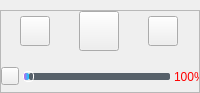
The window that VideoPlayer/customer/SystemTray.ui (huizhang556/pc-video-player) describes before a commit, drawn with Qt 5.
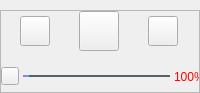
The same window after the commit. Icons and pictures are not drawn.

```diff
--- a/VideoPlayer/customer/SystemTray.ui
+++ b/VideoPlayer/customer/SystemTray.ui
@@ -19,6 +19,9 @@
   <property name="windowTitle">
    <string>Form</string>
   </property>
+  <property name="styleSheet">
+   <string notr="true"/>
+  </property>
   <layout class="QVBoxLayout" name="verticalLayout_3">
    <property name="spacing">
     <number>0</number>
@@ -189,9 +192,9 @@
              <string notr="true">/*整个进度条*/
 QSlider::groove:horizontal 
 {
-background:transparent;
-height: 7px;
-border-radius:3px;
+background-color: rgba(255,255,255,0.1);
+height: 2px;
+border-radius:1px;
 }
 
 
@@ -210,21 +213,11 @@
 background: qradialgradient(spread:pad, cx:0.5, cy:0.5, radius:0.5, fx:0.5, fy:0.5, 
 stop:0.6 #45ADED, stop:0.778409 rgba(255, 255, 255, 255));
 height:8px;
-width:8px;
-margin-top: -2px;
-margin-bottom: -2px;
-padding-right:1px;
-border-radius:4px;
-border:1px solid white;
-
-/*
-border-image: url(:/images/Slider.png);
-width: 20px;          
-height:20px;           
-margin-top: -4px;      
+width:10px;
+margin-top: -4px;
 margin-bottom: -4px;
-border-radius: 10px;  
-*/
+padding-right:1px;
+border-radius:5px;
 }
 
 /*J拖动按钮-hover,只跟groove的hover时高度影响*/
@@ -240,7 +233,7 @@
 background-color: rgb(87, 97, 106); 
 }
 
-/*已划过的区域，右边界线*/
+/*已划过的区域，左边界线*/
 QSlider::sub-page:horizontal,QSlider::sub-line:horizontal
 {
 border-radius:2px;
```
Left out of the diff: 4 changed lines with no effect on the pictures.
